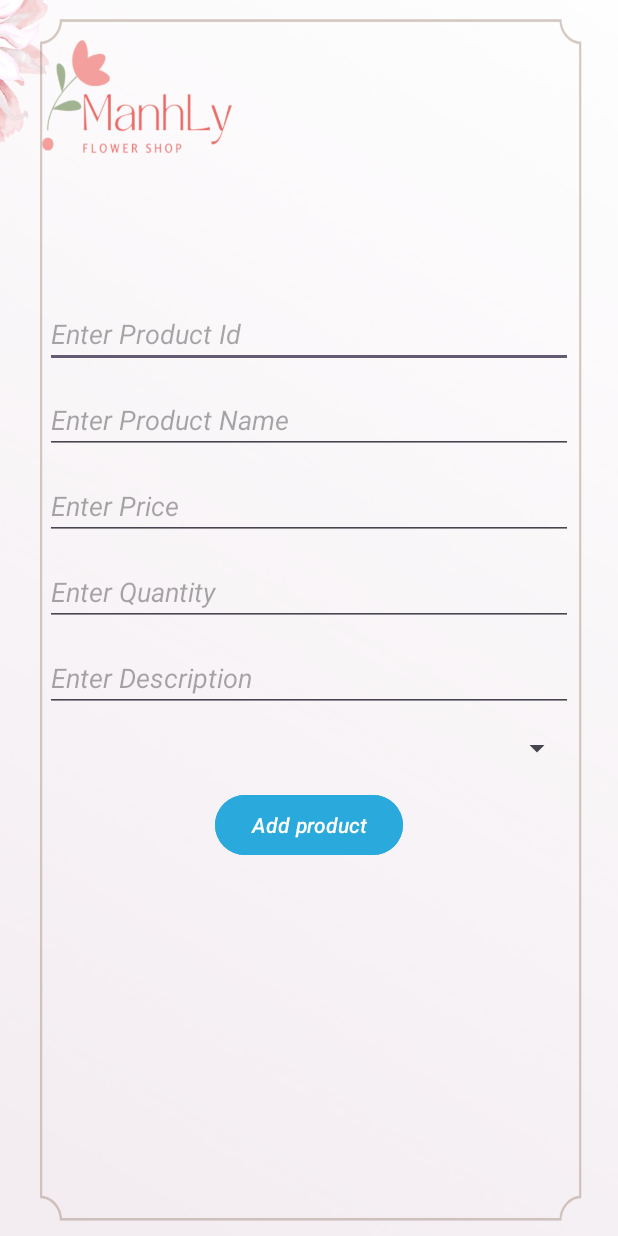
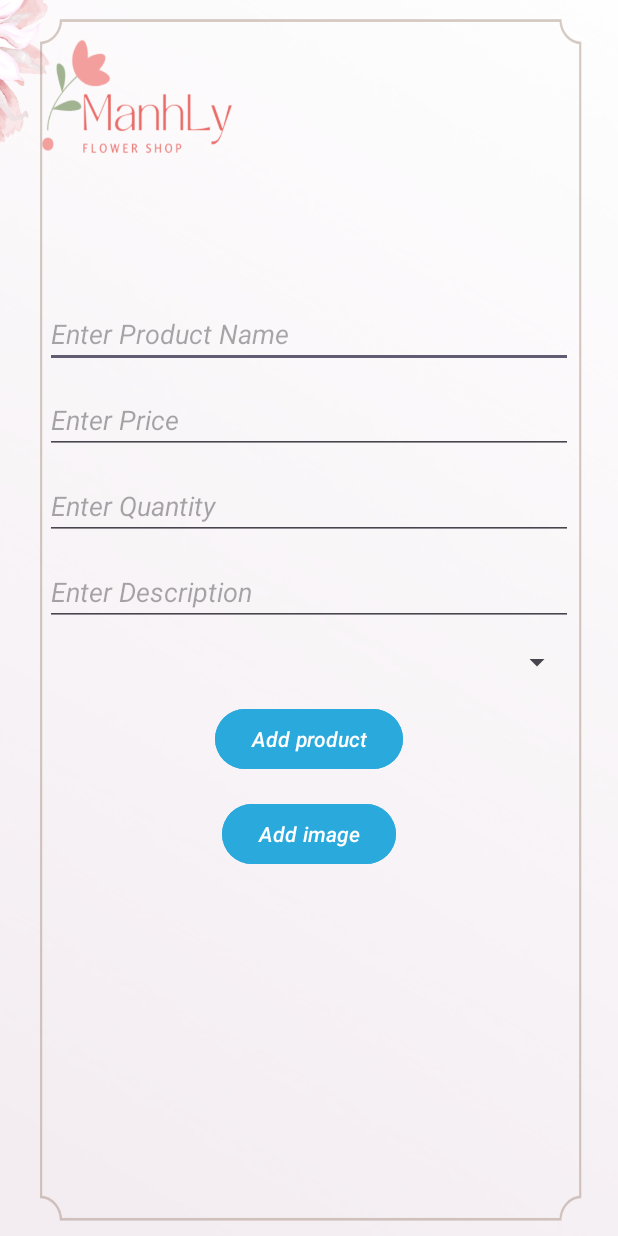
Before and after one commit to DuyManh122/Mobile-Application-Development, an Android app: the ProductActivity screen opened directly, with no data from a screen before it, on a phone screen of 412 x 824 dp. Run offline under Robolectric (Android 15) with nearby library versions, the phone set to English and light mode, and no system bars.

```diff
--- a/AndroidApp/app/src/main/java/com/example/myapplication/ProductActivity.java
+++ b/AndroidApp/app/src/main/java/com/example/myapplication/ProductActivity.java
@@ -32,7 +32,6 @@ public class ProductActivity extends AppCompatActivity {
 //        dbHelper = new DBHelper(this);
 //        dbHelper.openDB();
 
-        editTextProductId = (EditText) findViewById(R.id.txt_P_ProductId);
         editTextProductName = (EditText) findViewById(R.id.txt_P_ProductName);
         editTextPrice = (EditText) findViewById(R.id.txt_P_Price);
         editTextQuantity = (EditText) findViewById(R.id.txt_P_Quantity);
--- a/AndroidApp/app/src/main/res/layout/activity_product.xml
+++ b/AndroidApp/app/src/main/res/layout/activity_product.xml
@@ -8,77 +8,59 @@
     android:background="@drawable/bg2"
     tools:context=".ProductActivity">
 
-    <EditText
-        android:id="@+id/txt_P_ProductId"
+    <LinearLayout
+        android:id="@+id/linear_inputs"
         android:layout_width="0dp"
         android:layout_height="wrap_content"
-        android:layout_marginStart="30dp"
-        android:layout_marginEnd="30dp"
-        android:layout_marginTop="200dp"
-        android:hint="Enter Product Id"
-        android:inputType="textPersonName"
-        android:textStyle="italic"
+        android:orientation="vertical"
+        android:paddingHorizontal="30dp"
         app:layout_constraintTop_toTopOf="parent"
         app:layout_constraintStart_toStartOf="parent"
-        app:layout_constraintEnd_toEndOf="parent" />
+        app:layout_constraintEnd_toEndOf="parent"
+        android:layout_marginTop="200dp">
 
         <EditText
             android:id="@+id/txt_P_ProductName"
-        android:layout_width="0dp"
+            android:layout_width="match_parent"
             android:layout_height="wrap_content"
-        android:layout_marginTop="12dp"
             android:hint="Enter Product Name"
             android:inputType="textPersonName"
-        android:textStyle="italic"
-        app:layout_constraintTop_toBottomOf="@id/txt_P_ProductId"
-        app:layout_constraintStart_toStartOf="@id/txt_P_ProductId"
-        app:layout_constraintEnd_toEndOf="@id/txt_P_ProductId" />
+            android:textStyle="italic" />
 
         <EditText
             android:id="@+id/txt_P_Price"
-        android:layout_width="0dp"
+            android:layout_width="match_parent"
             android:layout_height="wrap_content"
             android:layout_marginTop="12dp"
             android:hint="Enter Price"
             android:inputType="numberDecimal"
-        android:textStyle="italic"
-        app:layout_constraintTop_toBottomOf="@id/txt_P_ProductName"
-        app:layout_constraintStart_toStartOf="@id/txt_P_ProductName"
-        app:layout_constraintEnd_toEndOf="@id/txt_P_ProductName" />
+            android:textStyle="italic" />
 
         <EditText
             android:id="@+id/txt_P_Quantity"
-        android:layout_width="0dp"
+            android:layout_width="match_parent"
             android:layout_height="wrap_content"
             android:layout_marginTop="12dp"
             android:hint="Enter Quantity"
             android:inputType="numberDecimal"
-        android:textStyle="italic"
-        app:layout_constraintTop_toBottomOf="@id/txt_P_Price"
-        app:layout_constraintStart_toStartOf="@id/txt_P_Price"
-        app:layout_constraintEnd_toEndOf="@id/txt_P_Price" />
+            android:textStyle="italic" />
 
         <EditText
             android:id="@+id/txt_P_Description"
-        android:layout_width="0dp"
+            android:layout_width="match_parent"
             android:layout_height="wrap_content"
             android:layout_marginTop="12dp"
             android:hint="Enter Description"
             android:inputType="text"
-        android:textStyle="italic"
-        app:layout_constraintTop_toBottomOf="@id/txt_P_Quantity"
-        app:layout_constraintStart_toStartOf="@id/txt_P_Quantity"
-        app:layout_constraintEnd_toEndOf="@id/txt_P_Quantity" />
+            android:textStyle="italic" />
 
         <Spinner
             android:id="@+id/sp_P_Category"
-        android:layout_width="0dp"
+            android:layout_width="match_parent"
             android:layout_height="wrap_content"
             android:layout_marginTop="12dp"
-        android:textStyle="italic"
-        app:layout_constraintTop_toBottomOf="@id/txt_P_Description"
-        app:layout_constraintStart_toStartOf="@id/txt_P_Description"
-        app:layout_constraintEnd_toEndOf="@id/txt_P_Description" />
+            android:textStyle="italic" />
+    </LinearLayout>
 
     <Button
         android:id="@+id/btn_P_AddProduct"
@@ -89,8 +71,20 @@
         android:backgroundTint="@color/blue"
         android:text="Add product"
         android:textStyle="italic"
-        app:layout_constraintTop_toBottomOf="@id/sp_P_Category"
-        app:layout_constraintStart_toStartOf="@id/sp_P_Category"
-        app:layout_constraintEnd_toEndOf="@id/sp_P_Category" />
+        app:layout_constraintTop_toBottomOf="@id/linear_inputs"
+        app:layout_constraintStart_toStartOf="parent"
+        app:layout_constraintEnd_toEndOf="parent" />
 
+    <Button
+        android:id="@+id/btn_P_AddImage"
+        android:layout_width="wrap_content"
+        android:layout_height="wrap_content"
+        android:layout_marginTop="15dp"
+        android:layout_marginBottom="32dp"
+        android:backgroundTint="@color/blue"
+        android:text="Add image"
+        android:textStyle="italic"
+        app:layout_constraintTop_toBottomOf="@id/btn_P_AddProduct"
+        app:layout_constraintStart_toStartOf="parent"
+        app:layout_constraintEnd_toEndOf="parent" />
 </androidx.constraintlayout.widget.ConstraintLayout>
```
Also changed, not shown: AndroidApp/app/src/main/java/com/example/myapplication/CategoryActivity.java (+57 -57 lines), AndroidApp/app/src/main/java/com/example/myapplication/ProductClass.java (+37 -28 lines), AndroidApp/app/src/main/java/com/example/myapplication/UserActivity.java (+29 -16 lines), AndroidApp/app/src/main/java/com/example/myapplication/ViewProductActivity.java (+12 -12 lines), AndroidApp/app/src/main/res/drawable/ic_flower_spring_hyancinth.png (added), AndroidApp/app/src/main/res/drawable/ic_flower_spring_sakura.png (added), AndroidApp/app/src/main/res/drawable/ic_flower_spring_tuilip.png (added), AndroidApp/app/src/main/res/drawable/ic_flower_vase_1.png (added), AndroidApp/app/src/main/res/drawable/ic_flower_vase_2.png (added), AndroidApp/app/src/main/res/drawable/ic_flower_vase_3.png (added), AndroidApp/app/src/main/res/drawable/ic_flower_vase_4.png (added). Lines whose indentation alone changed are shown as unchanged.
